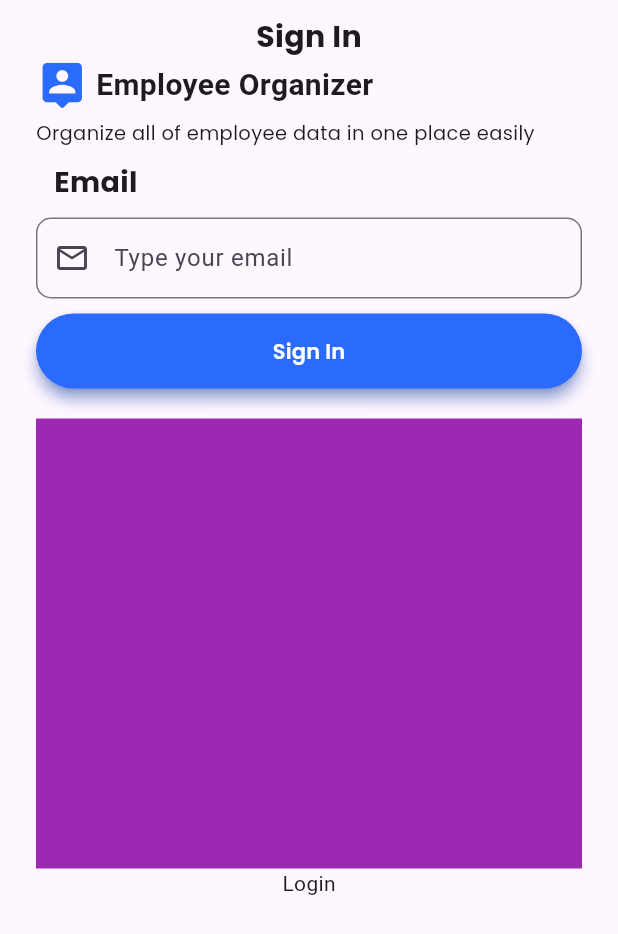
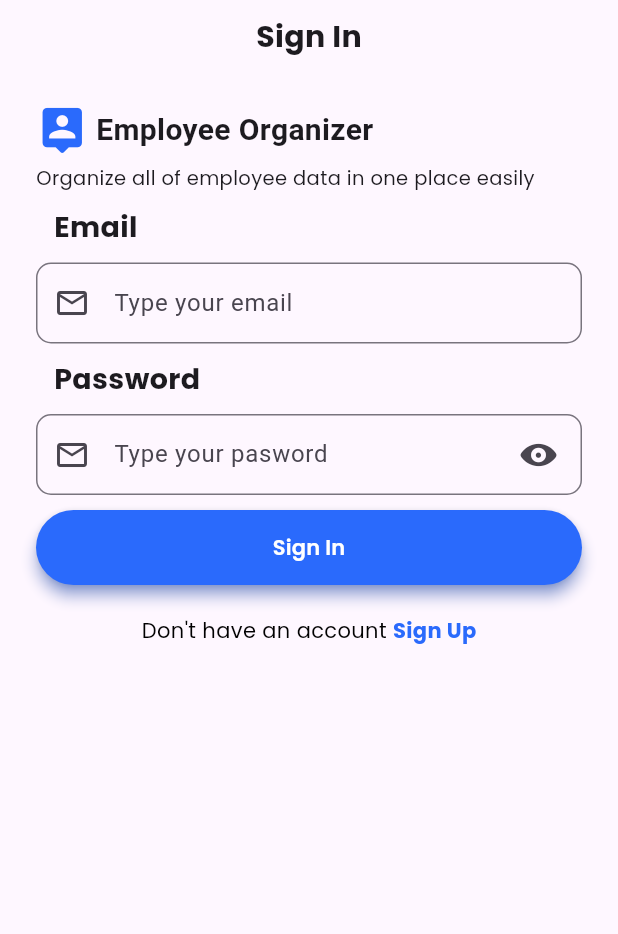
Before and after one commit to DiftaFitrahul/Employess-Organizer, a Flutter app: the LoginScreen screen opened directly, on a phone screen of 412 x 824 dp. Shown: the top 934 px of the screen. Run offline on Flutter 3.47's test engine with Material 3 defaults, Android fonts, the phone set to English and light mode, and no system bars; our stand-ins replace device_preview, get.

```diff
--- a/lib/constants/image_path.dart
+++ b/lib/constants/image_path.dart
@@ -1 +1 @@
-const logoPath = 'assets/images/logo.png';
+const logoPath = 'assets/splash/logo.png';
--- a/lib/main.dart
+++ b/lib/main.dart
@@ -1,6 +1,7 @@
 import 'package:device_preview/device_preview.dart';
 import 'package:employees_organizer/constants/color.dart';
 import 'package:employees_organizer/view/screen/auth/login.dart';
+import 'package:employees_organizer/view/screen/splash.dart';
 import 'package:flutter/foundation.dart';
 import 'package:flutter/material.dart';
 import 'package:get/get.dart';
@@ -27,7 +28,7 @@ class MainApp extends StatelessWidget {
       //     textTheme: ButtonTextTheme.primary,
       //   ),
       // ),
-      home: LoginScreen(),
+      home: SplashScreen(),
     );
   }
 }
--- a/lib/view/screen/auth/login.dart
+++ b/lib/view/screen/auth/login.dart
@@ -1,7 +1,9 @@
 import 'package:employees_organizer/constants/font_family.dart';
+import 'package:employees_organizer/view/widget/auth/bottom_navigate_text.dart';
 import 'package:employees_organizer/view/widget/auth/button.dart';
 import 'package:employees_organizer/view/widget/auth/header_text.dart';
 import 'package:employees_organizer/view/widget/auth/textfield.dart';
+import 'package:flutter/cupertino.dart';
 import 'package:flutter/material.dart';
 
 class LoginScreen extends StatelessWidget {
@@ -22,7 +24,8 @@ class LoginScreen extends StatelessWidget {
                         fontSize: 20,
                         fontWeight: FontWeight.bold,
                         fontFamily: poppins)),
-                HeaderTextWidget(),
+                const SizedBox(height: 30),
+                const HeaderTextWidget(),
                 const SizedBox(height: 10),
                 TextFieldAuthWidget(
                     textEditingController: TextEditingController(),
@@ -30,14 +33,23 @@ class LoginScreen extends StatelessWidget {
                     placeholderText: 'Type your email',
                     leadingIcon: Icons.email_outlined),
                 const SizedBox(height: 10),
+                TextFieldAuthWidget(
+                    textEditingController: TextEditingController(),
+                    title: 'Password',
+                    placeholderText: 'Type your pasword',
+                    leadingIcon: Icons.email_outlined,
+                    trailingIcon: IconButton(
+                        padding: const EdgeInsets.only(right: 10),
+                        onPressed: () {},
+                        icon: const Icon(CupertinoIcons.eye_solid))),
+                const SizedBox(height: 10),
                 ButtonAuthWidget(title: 'Sign In', onPressed: () {}),
                 const SizedBox(height: 20),
-                Container(
-                  width: double.infinity,
-                  height: 300,
-                  color: Colors.purple,
-                ),
-                const Text('Login'),
+                BottomNavigateTextAuth(
+                  text: 'Don\'t have an account ',
+                  navigateText: 'Sign Up',
+                  onPressed: () {},
+                )
               ],
             ),
           ),
--- /dev/null
+++ b/lib/view/widget/auth/bottom_navigate_text.dart
@@ -0,0 +1,31 @@
+import 'package:employees_organizer/constants/color.dart';
+import 'package:employees_organizer/constants/font_family.dart';
+import 'package:flutter/gestures.dart';
+import 'package:flutter/material.dart';
+
+class BottomNavigateTextAuth extends StatelessWidget {
+  final String text;
+  final String navigateText;
+  final VoidCallback onPressed;
+  const BottomNavigateTextAuth(
+      {super.key,
+      required this.text,
+      required this.navigateText,
+      required this.onPressed});
+
+  @override
+  Widget build(BuildContext context) {
+    return Text.rich(TextSpan(children: [
+      TextSpan(
+          text: text,
+          style: const TextStyle(color: Colors.black, fontFamily: poppins)),
+      TextSpan(
+          recognizer: TapGestureRecognizer()..onTap = onPressed,
+          text: navigateText,
+          style: const TextStyle(
+              color: primatyColor,
+              fontFamily: poppins,
+              fontWeight: FontWeight.bold))
+    ]));
+  }
+}
--- a/pubspec.yaml
+++ b/pubspec.yaml
@@ -7,6 +7,7 @@ environment:
   sdk: ">=3.2.3 <4.0.0"
 
 dependencies:
+  cupertino_icons: ^1.0.6
   device_preview: ^1.1.0
   flutter:
     sdk: flutter
```
Also changed, not shown: lib/view/screen/splash.dart (+28 -2 lines), lib/viewModel/auth/login.dart (added, +19 -0 lines), pubspec.lock.
